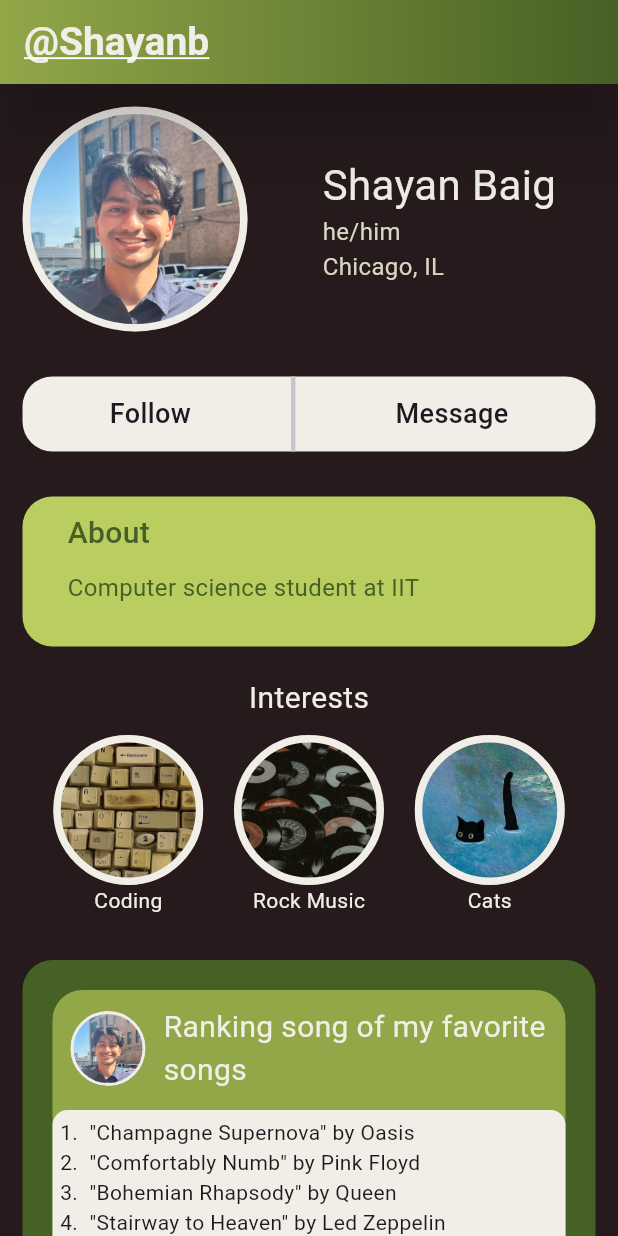
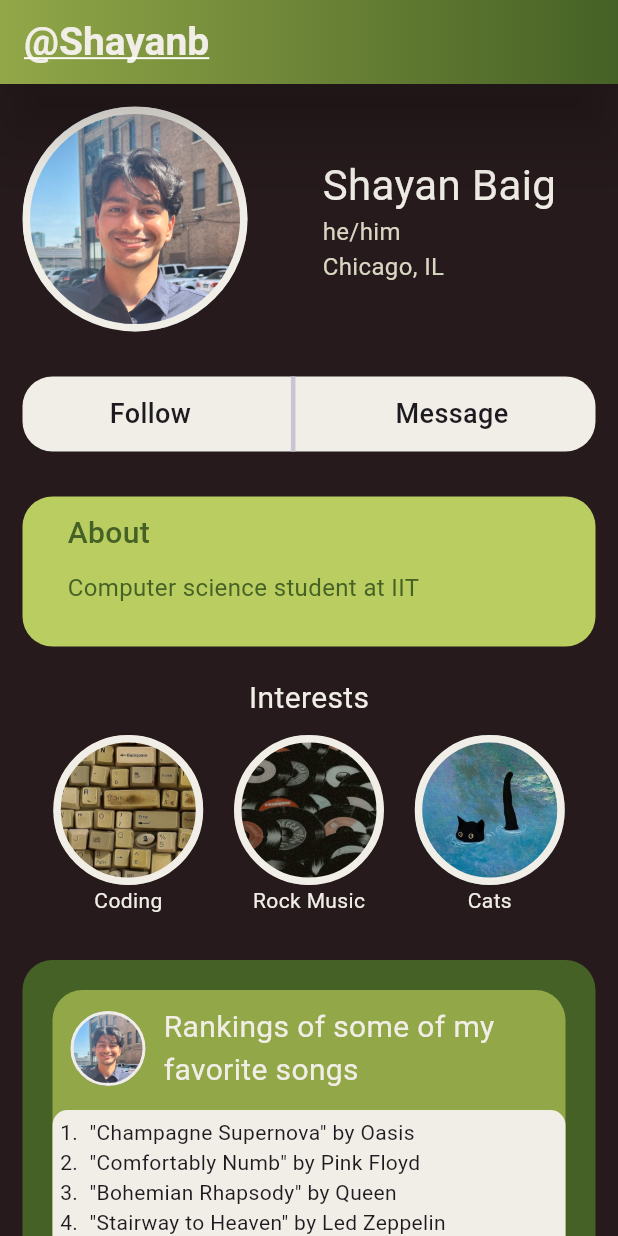
Before and after one commit to cjpaguia8/social-profile-ui, a Flutter app: the screen it shows after launch, on a phone screen of 412 x 824 dp. Run offline on Flutter 3.47's test engine with Material 3 defaults, Android fonts, the phone set to English and light mode, and no system bars.

Commit message:
FINISHED. Final submission
Code is finished. Use this as the final submission

```diff
--- a/lib/main.dart
+++ b/lib/main.dart
@@ -31,7 +31,7 @@ void main() {
     ],
     posts: [
       Post(
-        title: "Ranking song of my favorite songs",
+        title: "Rankings of some of my favorite songs",
         body: '''
 1.  "Champagne Supernova" by Oasis
 2.  "Comfortably Numb" by Pink Floyd
@@ -42,7 +42,7 @@ void main() {
 7.  "Hey Jude" by The Beatles
 8.  "The Sound of Silence" by Simon & Garfunkel
 9.  "Time" by Pink Floyd
-10.  "Baba ORiley" by The Who'''
+10.  "Baba O'Riley" by The Who'''
       ),
       Post(
         title: "About a couple of my coding projects",
```
